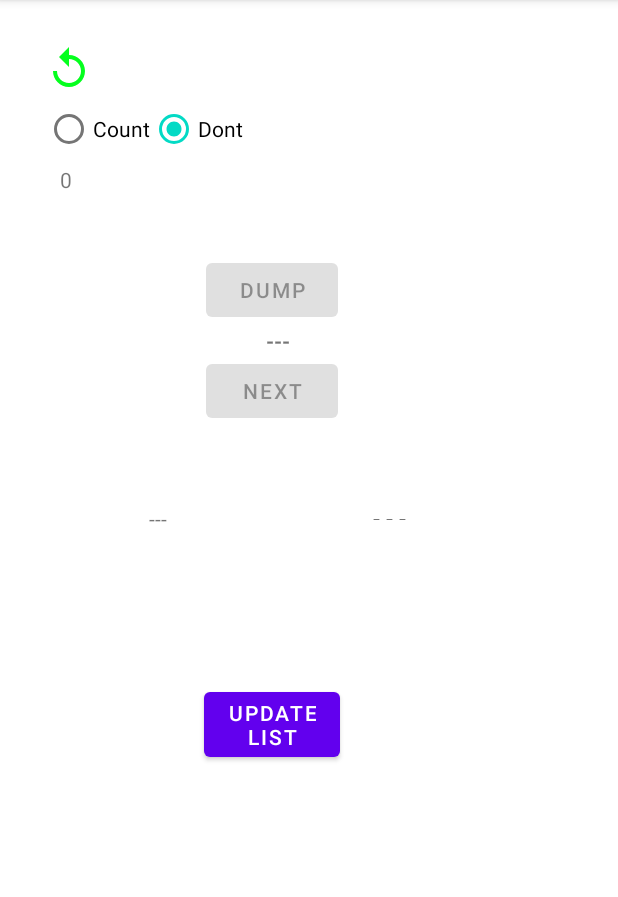
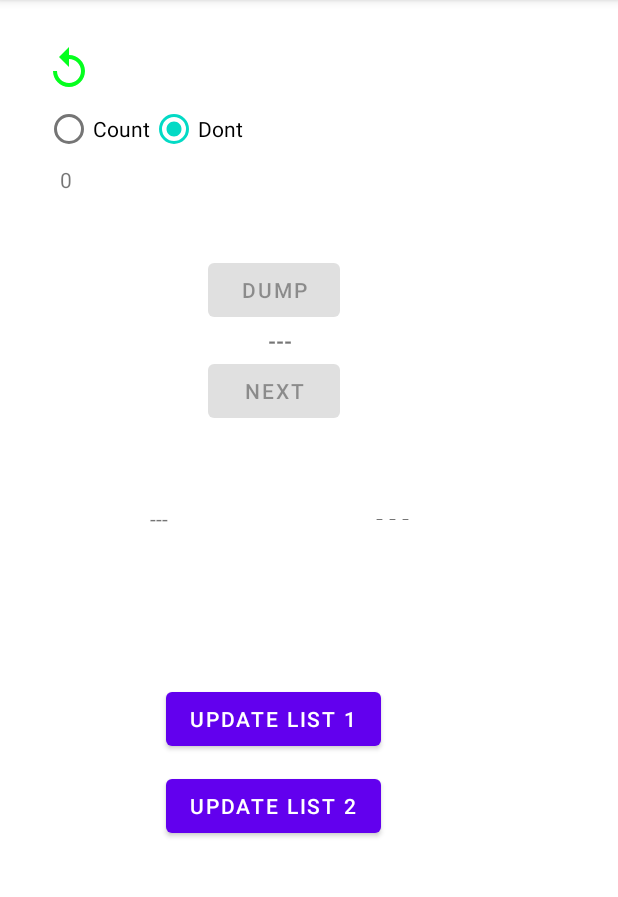
Before and after one commit to Aseer-Ahmad/Google_SheetsAPI_GRE, an Android app: the screen it shows after launch (MainActivity), on a phone screen of 412 x 824 dp, the part 84-981 px from its top. Run offline under Robolectric (Android 15) with nearby library versions, the phone set to English and light mode, and no system bars; libraries missing offline, so code that uses them is left out: pub.devrel.easypermissions; 2 statements that could not run were skipped.

Commit message:
Added GWM2

```diff
--- a/app/src/main/res/layout/activity_main.xml
+++ b/app/src/main/res/layout/activity_main.xml
@@ -119,7 +119,17 @@
             android:layout_height="wrap_content"
             android:layout_gravity="center"
             android:layout_marginTop="100dp"
-            android:text="Update\nList" />
+            android:text="Update List 1" />
+
+        <Button
+            android:id="@+id/button_update2"
+            android:layout_width="wrap_content"
+            android:layout_height="wrap_content"
+            android:layout_gravity="center"
+            android:layout_marginTop="10dp"
+            android:text="Update List 2" />
+
+
 
     </LinearLayout>
 
```
Also changed, not shown: app/src/main/java/com/example/grehelp/MainActivity.java (+25 -3 lines).
